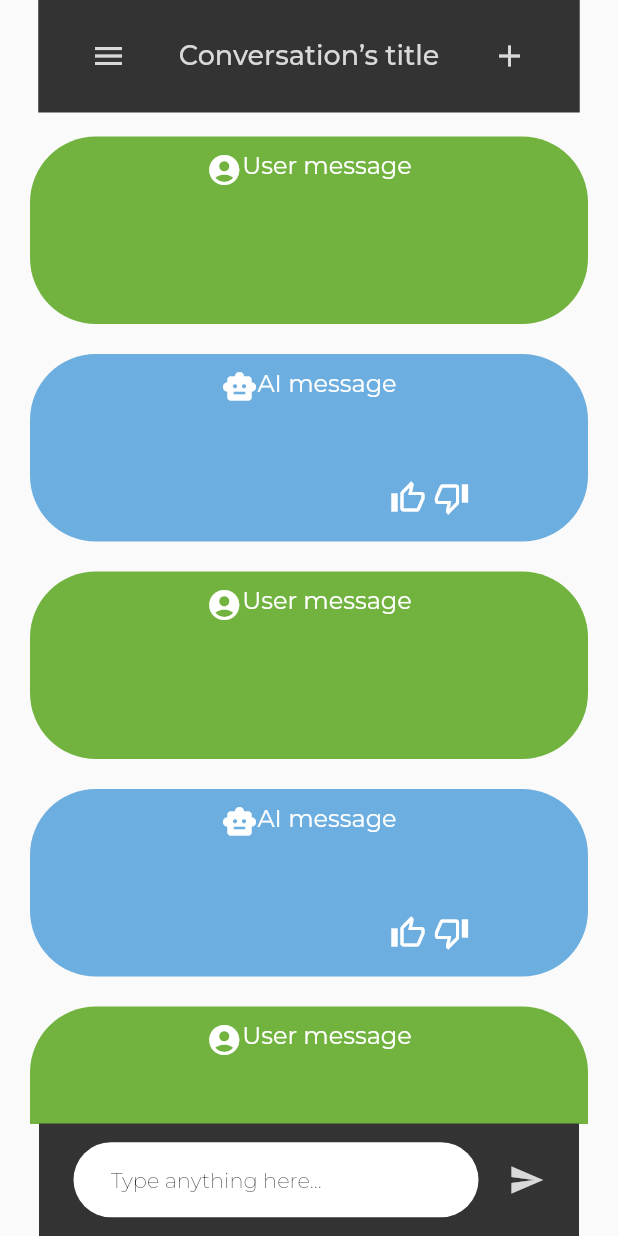
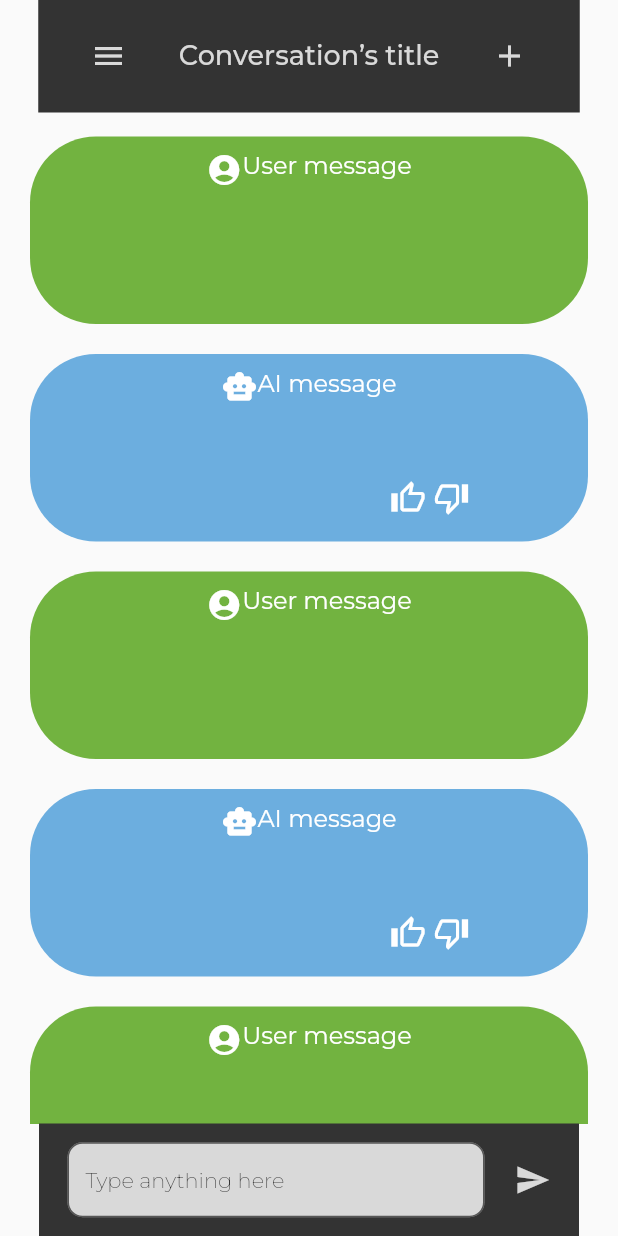
Before and after one commit to FabCode100/TerapIA, a Flutter app: the screen it shows after launch, on a phone screen of 412 x 824 dp. Run offline on Flutter 3.47's test engine with Material 2 defaults, Android fonts, the phone set to English and light mode, and no system bars.

Commit message:
InputFieldAddition

```diff
--- a/lib/main.dart
+++ b/lib/main.dart
@@ -1,6 +1,4 @@
 import 'package:flutter/material.dart';
-import 'package:frontend/pages/login.dart';
-import 'package:frontend/pages/signup.dart';
 import 'package:frontend/pages/chat.dart';
 
 void main() {
--- a/lib/pages/chat.dart
+++ b/lib/pages/chat.dart
@@ -6,6 +6,7 @@ class Chat extends StatelessWidget {
   @override
   Widget build(BuildContext context) {
     return Scaffold(
+      drawer: const Drawer(),
       body: Column(
         children: [
           _topBar(),
@@ -37,35 +38,28 @@ class Chat extends StatelessWidget {
       decoration: const BoxDecoration(
         color: Color(0xff333333),
       ),
-          child: Row(
+      child: const Row(
         mainAxisAlignment: MainAxisAlignment.center,
         crossAxisAlignment: CrossAxisAlignment.center,
         children: [
-              Container(
-                width: 270,
+          SizedBox(
+            width: 278,
             height: 50,
-                decoration: BoxDecoration(
-                  color: Colors.white,
-                  borderRadius: BorderRadius.circular(44),
-                ),
-                alignment: Alignment.centerLeft,
-                child: const Padding(
-                  padding: EdgeInsets.only(
-                    left: 25,
-                  ),
-                  child: Text(
-                    'Type anything here...',
-                    style: TextStyle(
-                        color: Color(0xff333333),
+            child: TextField(
+              decoration: InputDecoration(
+                  filled: true,
+                  hintText: 'Type anything here',
+                  fillColor: Color(0xffD9D9D9),
+                  hintStyle: TextStyle(
                       fontSize: 14,
-                        fontWeight: FontWeight.w200),
+                      fontWeight: FontWeight.w200,
+                      color: Color(0xff333333))),
             ),
           ),
-              ),
-              const SizedBox(
+          SizedBox(
             width: 20,
           ),
-              const Icon(
+          Icon(
             Icons.send,
             color: Color(0xffD9D9D9),
           ),
@@ -83,9 +77,9 @@ class Chat extends StatelessWidget {
         color: const Color(0xff6CAEDF),
         borderRadius: BorderRadius.circular(44),
       ),
-      child: const Column(
+      child: Column(
         children: [
-          Padding(
+          const Padding(
             padding: EdgeInsets.only(
               top: 10,
             ),
@@ -111,17 +105,22 @@ class Chat extends StatelessWidget {
             ),
           ),
           Padding(
-            padding: EdgeInsets.only(left: 240, top: 50),
+            padding: const EdgeInsets.only(left: 240, top: 50),
             child: Row(
               children: [
-                Icon(
+                GestureDetector(
+                  onTap: () {
+                    const Icon(Icons.thumb_up_alt);
+                  },
+                  child: const Icon(
                     Icons.thumb_up_alt_outlined,
                     color: Colors.white,
                   ),
-                SizedBox(
+                ),
+                const SizedBox(
                   width: 5,
                 ),
-                Icon(
+                const Icon(
                   Icons.thumb_down_alt_outlined,
                   color: Colors.white,
                 ),
@@ -175,21 +174,24 @@ class Chat extends StatelessWidget {
       width: 361,
       height: 75,
       color: const Color(0xff333333),
-      child: const Row(
+      child: Row(
         mainAxisAlignment: MainAxisAlignment.spaceEvenly,
         children: [
-          Icon(
+          GestureDetector(
+            onTap: () {},
+            child: const Icon(
               Icons.menu,
               color: Color(0xffD9D9D9),
             ),
-          Text(
+          ),
+          const Text(
             'Conversation’s title',
             style: TextStyle(
                 color: Color(0xffD9D9D9),
                 fontSize: 18,
                 fontWeight: FontWeight.w500),
           ),
-          Icon(
+          const Icon(
             Icons.add,
             color: Color(0xffD9D9D9),
           )
--- a/lib/pages/signup.dart
+++ b/lib/pages/signup.dart
@@ -1,5 +1,4 @@
 import 'package:flutter/material.dart';
-import 'package:flutter_svg/flutter_svg.dart';
 
 class SignUp extends StatelessWidget {
   const SignUp({super.key});
```
Lines whose indentation alone changed are shown as unchanged.
